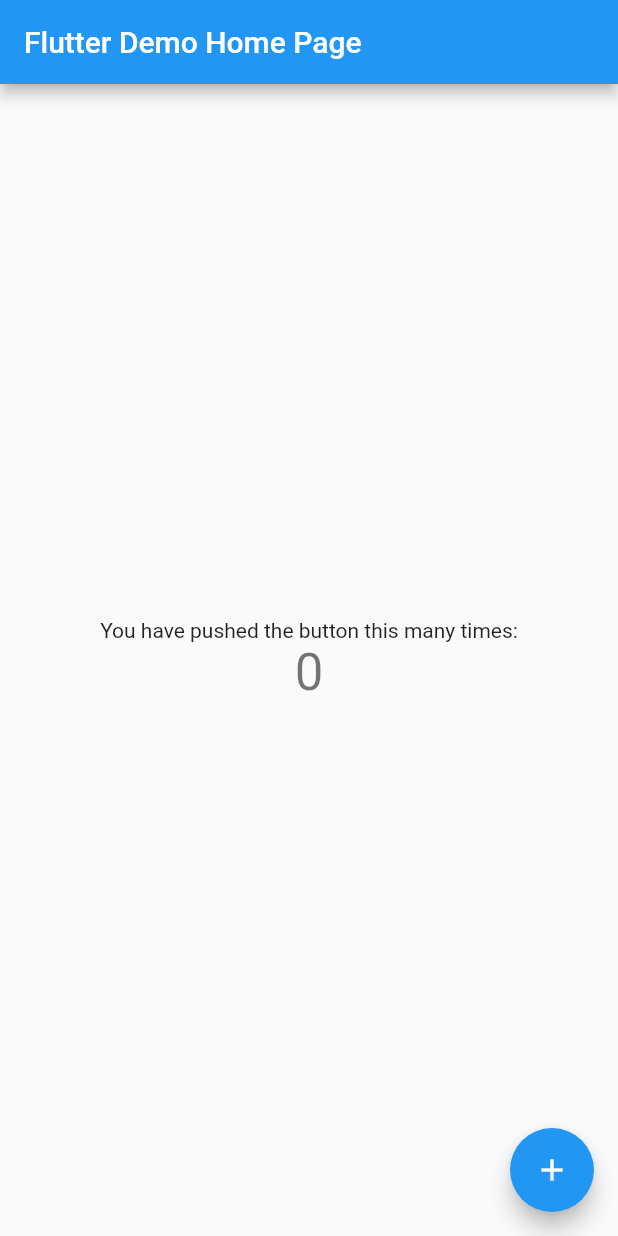
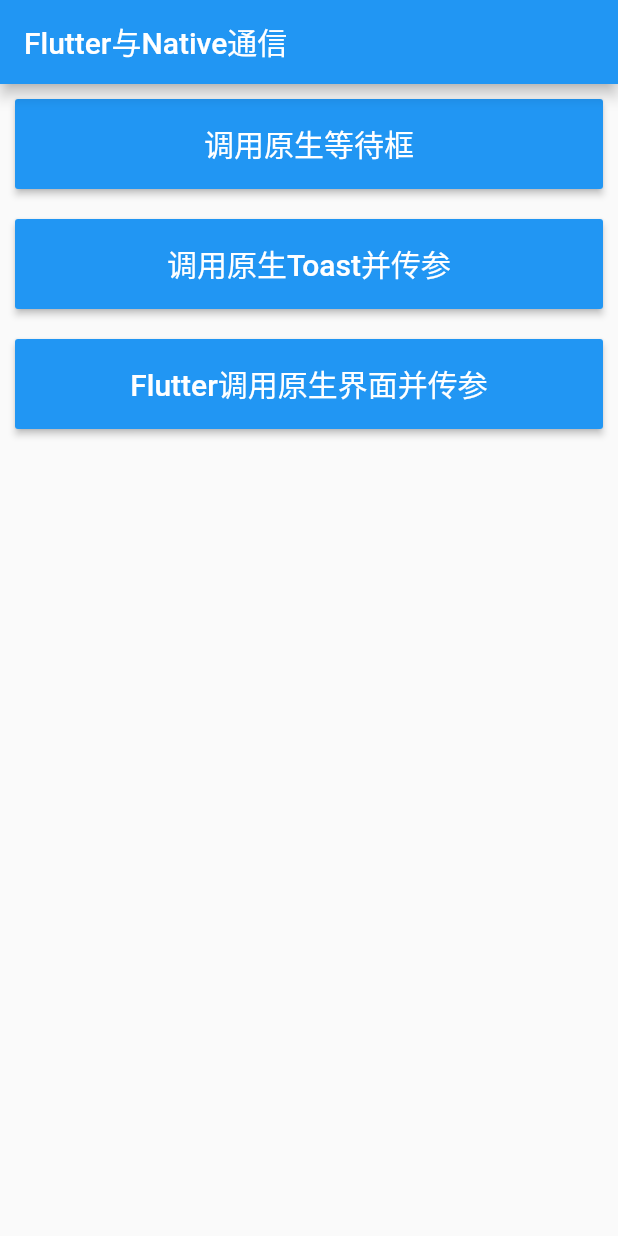
Before and after one commit to CoderSimpleSong/BangBangHu, a Flutter app: the screen it shows after launch, on a phone screen of 412 x 824 dp. Run offline on Flutter 3.47's test engine with Material 2 defaults, Android fonts, the phone set to English and light mode, and no system bars.

Commit message:
简单实现demo

```diff
--- a/bangbanghu_app/lib/main.dart
+++ b/bangbanghu_app/lib/main.dart
@@ -1,13 +1,20 @@
+
+
 import 'package:flutter/material.dart';
+import 'package:flutter/services.dart';
+import 'showStr.dart';
 
 void main() => runApp(MyApp());
 
 class MyApp extends StatelessWidget {
-  // This widget is the root of your application.
+
   @override
   Widget build(BuildContext context) {
     return MaterialApp(
-      title: 'Flutter Demo',
+      routes: {
+        "showStr":(context) =>ShowStringWidget(),
+      },
+      title: "项目切换时的名称",
       theme: ThemeData(
         // This is the theme of your application.
         //
@@ -20,92 +27,98 @@ class MyApp extends StatelessWidget {
         // is not restarted.
         primarySwatch: Colors.blue,
       ),
-      home: MyHomePage(title: 'Flutter Demo Home Page'),
+      home: Scaffold(
+        appBar: AppBar(
+          title: Text("Flutter与Native通信"),
+        ),
+        body: BodyWidget(),
+
+      ),
     );
   }
 }
 
-class MyHomePage extends StatefulWidget {
-  MyHomePage({Key key, this.title}) : super(key: key);
+class BodyWidget extends StatelessWidget {
+  // This widget is the root of your application.
 
-  // This widget is the home page of your application. It is stateful, meaning
-  // that it has a State object (defined below) that contains fields that affect
-  // how it looks.
+  final List<String> titleList = ["调用原生等待框","调用原生Toast并传参","Flutter调用原生界面并传参"];
 
-  // This class is the configuration for the state. It holds the values (in this
-  // case the title) provided by the parent (in this case the App widget) and
-  // used by the build method of the State. Fields in a Widget subclass are
-  // always marked "final".
+  final lsyx = MethodChannel('samples.flutter.io/lsyx');
 
-  final String title;
-
-  @override
-  _MyHomePageState createState() => _MyHomePageState();
-}
-
-class _MyHomePageState extends State<MyHomePage> {
-  int _counter = 0;
-
-  void _incrementCounter() {
-    setState(() {
-      // This call to setState tells the Flutter framework that something has
-      // changed in this State, which causes it to rerun the build method below
-      // so that the display can reflect the updated values. If we changed
-      // _counter without calling setState(), then the build method would not be
-      // called again, and so nothing would appear to happen.
-      _counter++;
-    });
-  }
 
   @override
   Widget build(BuildContext context) {
-    // This method is rerun every time setState is called, for instance as done
-    // by the _incrementCounter method above.
-    //
-    // The Flutter framework has been optimized to make rerunning build methods
-    // fast, so that you can just rebuild anything that needs updating rather
-    // than having to individually change instances of widgets.
-    return Scaffold(
-      appBar: AppBar(
-        // Here we take the value from the MyHomePage object that was created by
-        // the App.build method, and use it to set our appbar title.
-        title: Text(widget.title),
-      ),
-      body: Center(
-        // Center is a layout widget. It takes a single child and positions it
-        // in the middle of the parent.
-        child: Column(
-          // Column is also a layout widget. It takes a list of children and
-          // arranges them vertically. By default, it sizes itself to fit its
-          // children horizontally, and tries to be as tall as its parent.
-          //
-          // Invoke "debug painting" (press "p" in the console, choose the
-          // "Toggle Debug Paint" action from the Flutter Inspector in Android
-          // Studio, or the "Toggle Debug Paint" command in Visual Studio Code)
-          // to see the wireframe for each widget.
-          //
-          // Column has various properties to control how it sizes itself and
-          // how it positions its children. Here we use mainAxisAlignment to
-          // center the children vertically; the main axis here is the vertical
-          // axis because Columns are vertical (the cross axis would be
-          // horizontal).
-          mainAxisAlignment: MainAxisAlignment.center,
-          children: <Widget>[
-            Text(
-              'You have pushed the button this many times:',
-            ),
-            Text(
-              '$_counter',
-              style: Theme.of(context).textTheme.display1,
-            ),
-          ],
-        ),
-      ),
-      floatingActionButton: FloatingActionButton(
-        onPressed: _incrementCounter,
-        tooltip: 'Increment',
-        child: Icon(Icons.add),
-      ), // This trailing comma makes auto-formatting nicer for build methods.
-    );
+    // 1
+    // Navigator.of(context).pushNamed("routeName",arguments: 1);
+    // 2
+    // Navigator.push(context, MaterialPageRoute(
+    //   builder: (context) => ShowStringWidget(),
+    // ));
+
+
+    return ListView.builder(
+        itemExtent:80,
+        itemCount: titleList.length,
+        itemBuilder: (BuildContext context, int index){
+          return Container(
+            padding: EdgeInsets.all(10),
+            constraints: BoxConstraints.expand(),
+            child: RaisedButton(
+                color: Colors.blue,
+                child: Text("${titleList[index]}",style: TextStyle(fontSize: 20,)),
+                textColor: Colors.white,
+                onPressed: (){
+                  if(index == 0){
+                    _showHudMethod();
+                  }else if(index == 1){
+                    _showToastMethod();
+                  }else{
+                    _showNewVCMethod(context);
+                  }
+                },
+              ),
+          );
+        },
+      );
   }
+
+  Future<Null> _showHudMethod() async {
+    try {
+      int result = await lsyx.invokeMethod('showHud');
+
+    } on PlatformException catch (e) {
+      // batteryLevel = "Failed to get battery level: '${e.message}'.";
+      print("${e.message}");
+    }
+  }
+  Future<Null> _showToastMethod() async {
+    try {
+      await lsyx.invokeMethod('showToast',"我是flutter传入的提示文字");
+    } on PlatformException catch (e) {
+      // batteryLevel = "Failed to get battery level: '${e.message}'.";
+      print("${e.message}");
+    }
+  }
+  Future<Null> _showNewVCMethod(BuildContext cc) async {
+    try {
+      final int result = await lsyx.invokeMethod('pushNewVC',"flutter-ios");
+      showDialog(
+        context: cc,
+        builder: (cc){
+          return AlertDialog(
+            title: Text('接收到的返回值'),
+            content: Text('$result'),
+            actions: <Widget>[
+              FlatButton(child: Text('取消'),onPressed: (){},),
+              FlatButton(child: Text('确认'),onPressed: (){},),
+            ],
+          );
+        }
+      );
+    } on PlatformException catch (e) {
+      // batteryLevel = "Failed to get battery level: '${e.message}'.";
+      print("${e.message}");
+    }
+  }
+
 }
```
Also changed, not shown: bangbanghu_app/lib/showStr.dart (added, +45 -0 lines), 16 other files.
